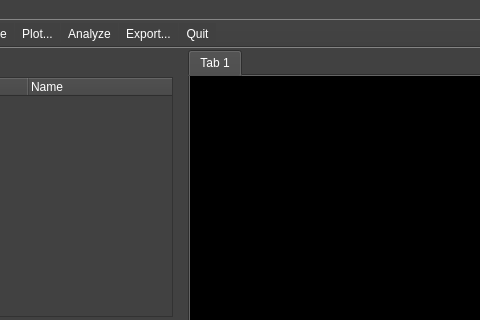
Before: the Qt Designer form py_particle_processor_qt/gui/main_window.ui in DanielWinklehner/py_particle_processor, drawn with Qt 5; both pictures show x 154 to 634 and y 0 to 320 of the 994 by 654 pixel window.
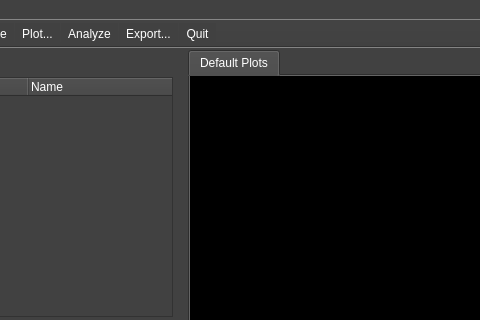
After: the same form once the commit is applied. Icons and pictures are not drawn. Custom widgets are drawn as their Qt base class.

The edit to the form file:
```diff
--- a/py_particle_processor_qt/gui/main_window.ui
+++ b/py_particle_processor_qt/gui/main_window.ui
@@ -245,7 +245,7 @@
          <string notr="true">background-color: rgb(0, 0, 0);</string>
         </property>
         <attribute name="title">
-         <string>Tab 1</string>
+         <string>Default Plots</string>
         </attribute>
         <layout class="QGridLayout" name="gridLayout_4">
          <item row="0" column="0">
```
Left out of the diff: 2 changed lines with no effect on the pictures.
